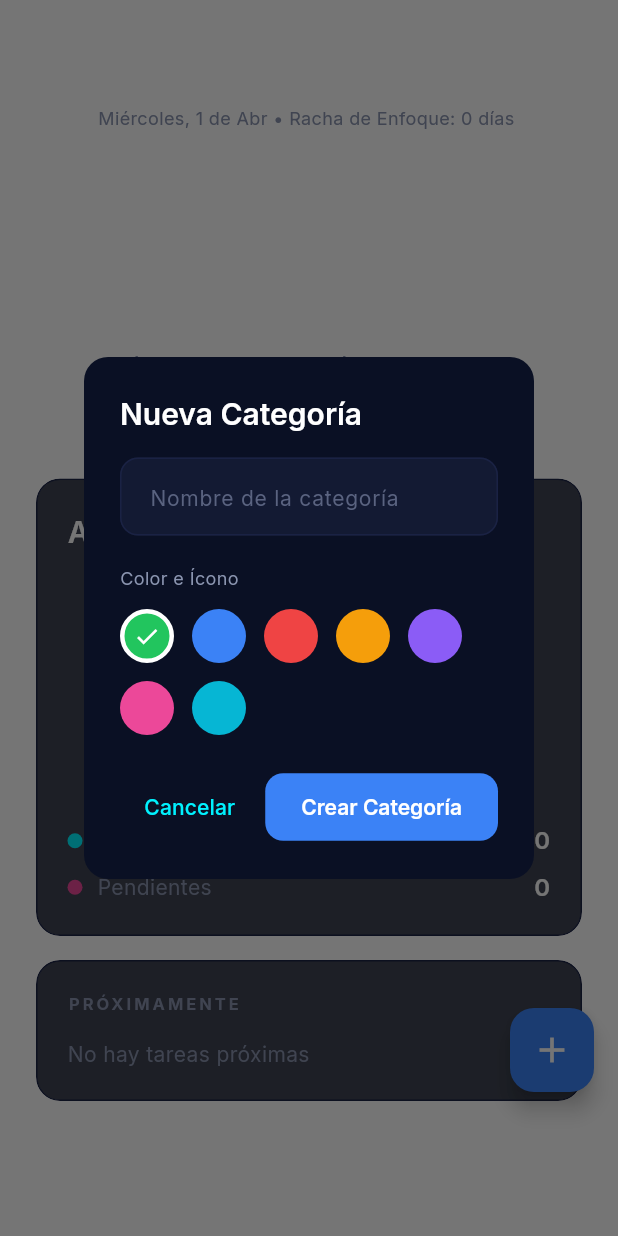
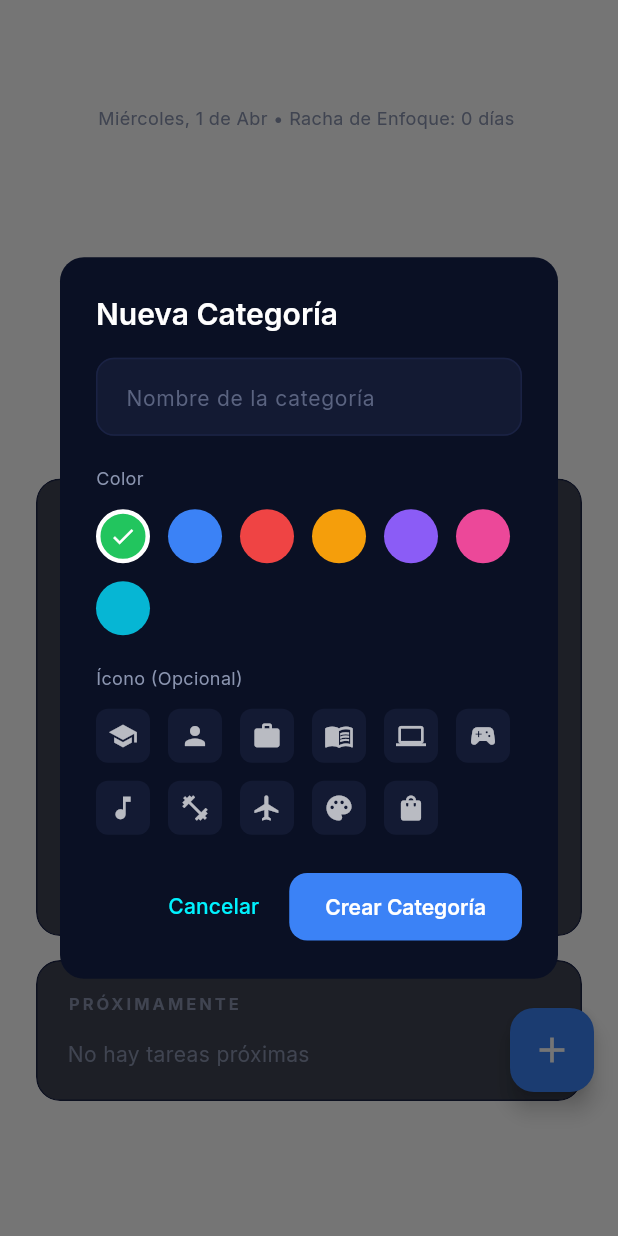
Before and after one commit to FilthyGOD/Hyro-Application, a Flutter app: the TasksScreen screen opened directly, after a tap on the "add" icon, on a phone screen of 412 x 824 dp. Run offline on Flutter 3.47's test engine with Material 3 defaults, Android fonts, the phone set to English and light mode, and no system bars; our stand-ins replace app_links, equatable, flutter_bloc, google_fonts, google_sign_in, hive and 5 more; missing offline and left inert: window_manager, windows_single_instance; accounts and stored records are empty; generated files the repository leaves out were written again; network calls fail; statements that could not run were skipped.

Commit message:
iconos en la agregacion de tareas

```diff
--- a/hyro_app/lib/data/models/category_model.dart
+++ b/hyro_app/lib/data/models/category_model.dart
@@ -13,20 +13,26 @@
   @HiveField(2)
   int colorValue;
 
+  @HiveField(3)
+  int? iconCodePoint;
+
   CategoryModel({
     required this.id,
     required this.name,
     this.colorValue = 0xFF22C55E, // Default green
+    this.iconCodePoint,
   });
 
   CategoryModel copyWith({
     String? name,
     int? colorValue,
+    int? iconCodePoint,
   }) {
     return CategoryModel(
       id: id,
       name: name ?? this.name,
       colorValue: colorValue ?? this.colorValue,
+      iconCodePoint: iconCodePoint ?? this.iconCodePoint,
     );
   }
 }
--- a/hyro_app/lib/features/tasks/tasks_screen.dart
+++ b/hyro_app/lib/features/tasks/tasks_screen.dart
@@ -447,6 +447,7 @@
   void _showAddCategoryDialog() {
     final titleController = TextEditingController();
     int selectedColor = 0xFF22C55E; // Default Green
+    int? selectedIcon; // Default nil
 
     final colors = [
       0xFF22C55E, // Green
@@ -456,6 +457,20 @@
       0xFF8B5CF6, // Purple
       0xFFEC4899, // Pink
       0xFF06B6D4, // Cyan
+    ];
+
+    final icons = [
+      Icons.school.codePoint,
+      Icons.person.codePoint,
+      Icons.work.codePoint,
+      Icons.menu_book.codePoint,
+      Icons.computer.codePoint,
+      Icons.sports_esports.codePoint,
+      Icons.music_note.codePoint,
+      Icons.fitness_center.codePoint,
+      Icons.flight.codePoint,
+      Icons.palette.codePoint,
+      Icons.shopping_bag.codePoint,
     ];
 
     showDialog(
@@ -482,7 +497,7 @@
                       style: AppTypography.bodyLarge,
                     ),
                     const SizedBox(height: 20),
-                    Text('Color e Ícono', style: AppTypography.bodySmall),
+                    Text('Color', style: AppTypography.bodySmall),
                     const SizedBox(height: 12),
                     Wrap(
                       spacing: 12,
@@ -509,6 +524,35 @@
                         );
                       }).toList(),
                     ),
+                    const SizedBox(height: 20),
+                    Text('Ícono (Opcional)', style: AppTypography.bodySmall),
+                    const SizedBox(height: 12),
+                    Wrap(
+                      spacing: 12,
+                      runSpacing: 12,
+                      children: icons.map((iconCode) {
+                        final isSelected = selectedIcon == iconCode;
+                        return GestureDetector(
+                          onTap: () => setDialogState(() => selectedIcon = (isSelected ? null : iconCode)),
+                          child: Container(
+                            width: 36,
+                            height: 36,
+                            decoration: BoxDecoration(
+                              color: AppColors.surfaceLight,
+                              borderRadius: BorderRadius.circular(8),
+                              border: isSelected
+                                  ? Border.all(color: AppColors.primary, width: 2)
+                                  : Border.all(color: Colors.transparent, width: 2),
+                            ),
+                            child: Icon(
+                              IconData(iconCode, fontFamily: 'MaterialIcons'),
+                              size: 20,
+                              color: isSelected ? AppColors.primary : Colors.white70,
+                            ),
+                          ),
+                        );
+                      }).toList(),
+                    ),
                   ],
                 ),
               ),
@@ -526,6 +570,7 @@
                       id: const Uuid().v4(),
                       name: title,
                       colorValue: selectedColor,
+                      iconCodePoint: selectedIcon,
                     );
 
                     context.read<CategoryProvider>().addCategory(cat);
@@ -803,7 +848,13 @@
                     shape: BoxShape.circle,
                   ),
                   child: Center(
-                    child: Text(
+                    child: category.iconCodePoint != null
+                        ? Icon(
+                            IconData(category.iconCodePoint!, fontFamily: 'MaterialIcons'),
+                            size: 16,
+                            color: color,
+                          )
+                        : Text(
                             category.name.isNotEmpty ? category.name[0].toUpperCase() : 'C',
                             style: TextStyle(color: color, fontWeight: FontWeight.bold),
                           ),
@@ -891,7 +942,13 @@
                   borderRadius: BorderRadius.circular(10),
                 ),
                 child: Center(
-                  child: Text(
+                  child: category.iconCodePoint != null
+                      ? Icon(
+                          IconData(category.iconCodePoint!, fontFamily: 'MaterialIcons'),
+                          size: 20,
+                          color: color,
+                        )
+                      : Text(
                           category.name.isNotEmpty ? category.name[0].toUpperCase() : 'C',
                           style: TextStyle(color: color, fontSize: 20, fontWeight: FontWeight.bold),
                         ),
```
Also changed, not shown: hyro_app/lib/data/models/category_model.g.dart. Lines whose indentation alone changed are shown as unchanged.
